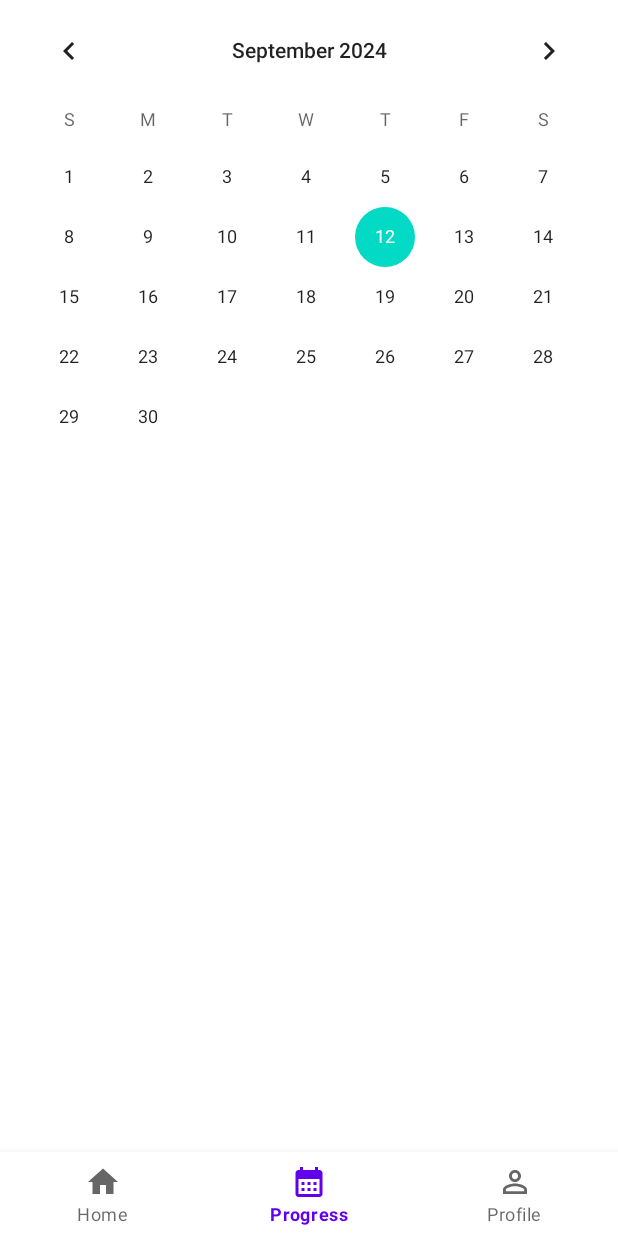
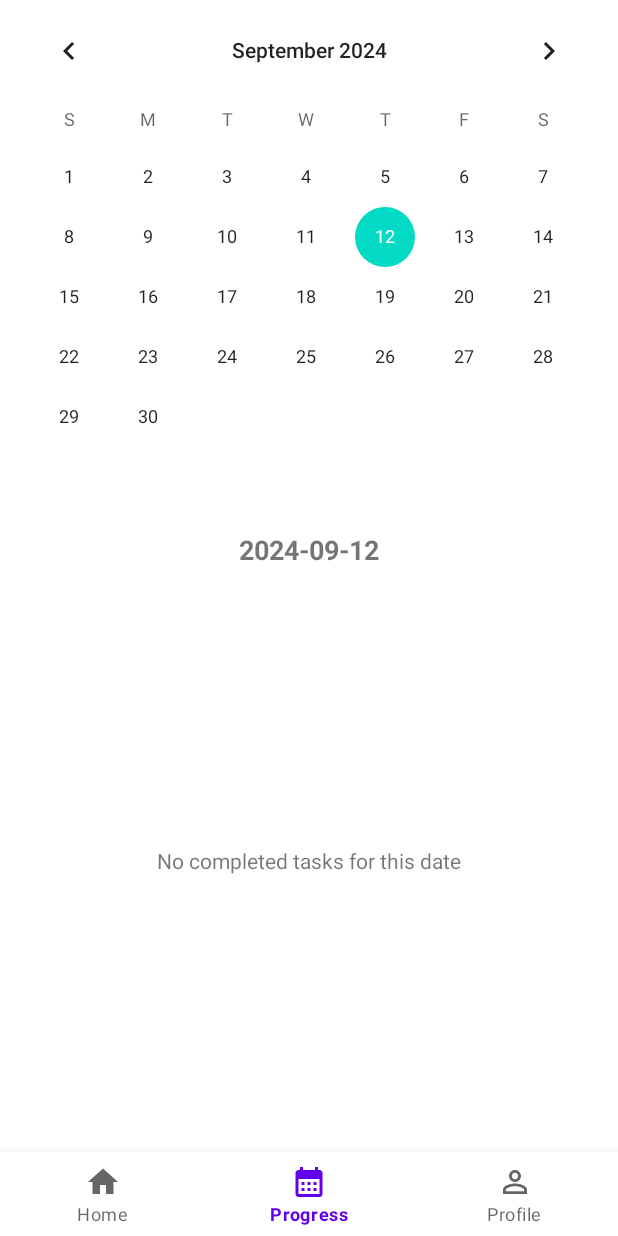
Before and after one commit to sandeshkhairnar/Task-Manager, an Android app: the screen it shows after launch (MainActivity), item 2 of the bottom bar chosen, on a phone screen of 412 x 824 dp. Run offline under Robolectric (Android 15) with nearby library versions, the phone set to English and light mode, and no system bars; our stand-ins replace Room's generated code.

Commit message:
commit 11 ProgressFragment

```diff
--- a/app/src/main/java/com/example/taskmanage/HomeFragment.kt
+++ b/app/src/main/java/com/example/taskmanage/HomeFragment.kt
@@ -62,7 +62,7 @@ class HomeFragment : Fragment() {
                 Log.d("HomeFragment", "Completed task clicked: ${task.name}")
             },
             viewLifecycleOwner = viewLifecycleOwner,
-            param = { /* Additional param function if needed */ }
+            function = { /* Additional function if needed */ }
         )
         val completedRecyclerView: RecyclerView = view.findViewById(R.id.completedTaskRecyclerView)
         completedRecyclerView.adapter = completedTaskAdapter
--- a/app/src/main/java/com/example/taskmanage/ProgressFragment.kt
+++ b/app/src/main/java/com/example/taskmanage/ProgressFragment.kt
@@ -5,30 +5,99 @@ import android.view.LayoutInflater
 import android.view.View
 import android.view.ViewGroup
 import android.widget.CalendarView
+import android.widget.TextView
 import androidx.fragment.app.Fragment
+import androidx.fragment.app.viewModels
+import androidx.recyclerview.widget.LinearLayoutManager
+import androidx.recyclerview.widget.RecyclerView
 import java.util.Calendar
+import java.util.Date
 
 class ProgressFragment : Fragment() {
 
     private lateinit var calendarView: CalendarView
+    private lateinit var tasksRecyclerView: RecyclerView
+    private lateinit var dateTextView: TextView
+    private lateinit var noTasksTextView: TextView
+    private lateinit var completedTaskAdapter: CompletedTaskAdapter
+
+    private val taskViewModel: TaskViewModel by viewModels {
+        val repository = TaskRepository(TaskDatabase.getDatabase(requireContext()).taskDao())
+        TaskViewModelFactory(repository)
+    }
 
     override fun onCreateView(
         inflater: LayoutInflater,
         container: ViewGroup?,
         savedInstanceState: Bundle?
     ): View? {
-        // Inflate the layout with the CalendarView
         return inflater.inflate(R.layout.fragment_progress, container, false)
     }
 
     override fun onViewCreated(view: View, savedInstanceState: Bundle?) {
         super.onViewCreated(view, savedInstanceState)
 
-        // Initialize the CalendarView
         calendarView = view.findViewById(R.id.calendarView)
+        tasksRecyclerView = view.findViewById(R.id.completedTasksRecyclerView)
+        dateTextView = view.findViewById(R.id.dateTextView)
+        noTasksTextView = view.findViewById(R.id.noTasksTextView)
 
-        // Set the calendar to the current date
-        val currentDate = Calendar.getInstance().timeInMillis
-        calendarView.date = currentDate
+        setupCalendarView()
+        setupTasksRecyclerView()
+        observeTasks()
+    }
+
+    private fun setupCalendarView() {
+        calendarView.setOnDateChangeListener { _, year, month, dayOfMonth ->
+            val selectedDate = Calendar.getInstance().apply {
+                set(year, month, dayOfMonth)
+            }.time
+            updateTasksForDate(selectedDate)
+        }
+    }
+
+    private fun setupTasksRecyclerView() {
+        completedTaskAdapter = CompletedTaskAdapter(
+            onItemClick = { /* Handle completed task click if needed */ },
+            viewLifecycleOwner = viewLifecycleOwner
+        ) { /* Additional function if needed */ }
+        tasksRecyclerView.apply {
+            layoutManager = LinearLayoutManager(requireContext())
+            adapter = completedTaskAdapter
+        }
+    }
+
+    private fun observeTasks() {
+        taskViewModel.completedTaskList.observe(viewLifecycleOwner) { completedTasks ->
+            val currentDate = Calendar.getInstance().time
+            updateTasksForDate(currentDate)
+        }
+    }
+
+    private fun updateTasksForDate(date: Date) {
+        val calendar = Calendar.getInstance().apply { time = date }
+        val year = calendar.get(Calendar.YEAR)
+        val month = calendar.get(Calendar.MONTH)
+        val day = calendar.get(Calendar.DAY_OF_MONTH)
+
+        taskViewModel.completedTaskList.value?.let { allCompletedTasks ->
+            val tasksForDate = allCompletedTasks.filter { task ->
+                val taskCalendar = Calendar.getInstance().apply { timeInMillis = task.completionTime }
+                taskCalendar.get(Calendar.YEAR) == year &&
+                        taskCalendar.get(Calendar.MONTH) == month &&
+                        taskCalendar.get(Calendar.DAY_OF_MONTH) == day
+            }
+
+            completedTaskAdapter.submitList(tasksForDate)
+            dateTextView.text = String.format("%04d-%02d-%02d", year, month + 1, day)
+
+            if (tasksForDate.isEmpty()) {
+                noTasksTextView.visibility = View.VISIBLE
+                tasksRecyclerView.visibility = View.GONE
+            } else {
+                noTasksTextView.visibility = View.GONE
+                tasksRecyclerView.visibility = View.VISIBLE
+            }
+        }
     }
 }
--- a/app/src/main/res/layout/fragment_progress.xml
+++ b/app/src/main/res/layout/fragment_progress.xml
@@ -5,12 +5,42 @@
     android:layout_width="match_parent"
     android:layout_height="match_parent">
 
-    <!-- CalendarView for displaying the calendar -->
     <CalendarView
         android:id="@+id/calendarView"
         android:layout_width="0dp"
+        android:layout_height="wrap_content"
+        app:layout_constraintTop_toTopOf="parent"
+        app:layout_constraintStart_toStartOf="parent"
+        app:layout_constraintEnd_toEndOf="parent" />
+
+    <TextView
+        android:id="@+id/dateTextView"
+        android:layout_width="wrap_content"
+        android:layout_height="wrap_content"
+        android:textSize="18sp"
+        android:textStyle="bold"
+        android:layout_marginTop="16dp"
+        app:layout_constraintTop_toBottomOf="@id/calendarView"
+        app:layout_constraintStart_toStartOf="parent"
+        app:layout_constraintEnd_toEndOf="parent" />
+
+    <TextView
+        android:id="@+id/noTasksTextView"
+        android:layout_width="wrap_content"
+        android:layout_height="wrap_content"
+        android:text="No completed tasks for this date"
+        android:visibility="gone"
+        app:layout_constraintTop_toBottomOf="@id/dateTextView"
+        app:layout_constraintStart_toStartOf="parent"
+        app:layout_constraintEnd_toEndOf="parent"
+        app:layout_constraintBottom_toBottomOf="parent" />
+
+    <androidx.recyclerview.widget.RecyclerView
+        android:id="@+id/completedTasksRecyclerView"
+        android:layout_width="0dp"
         android:layout_height="0dp"
-        app:layout_constraintTop_toTopOf="parent"
+        android:layout_marginTop="8dp"
+        app:layout_constraintTop_toBottomOf="@id/dateTextView"
         app:layout_constraintBottom_toBottomOf="parent"
         app:layout_constraintStart_toStartOf="parent"
         app:layout_constraintEnd_toEndOf="parent" />
```
Also changed, not shown: app/src/main/java/com/example/taskmanage/CompletedTaskAdapter.kt (+9 -16 lines), app/src/main/java/com/example/taskmanage/TaskViewModel.kt (+18 -12 lines), app/src/main/java/com/example/taskmanage/TaskRepository.kt (line endings or trailing spaces).
